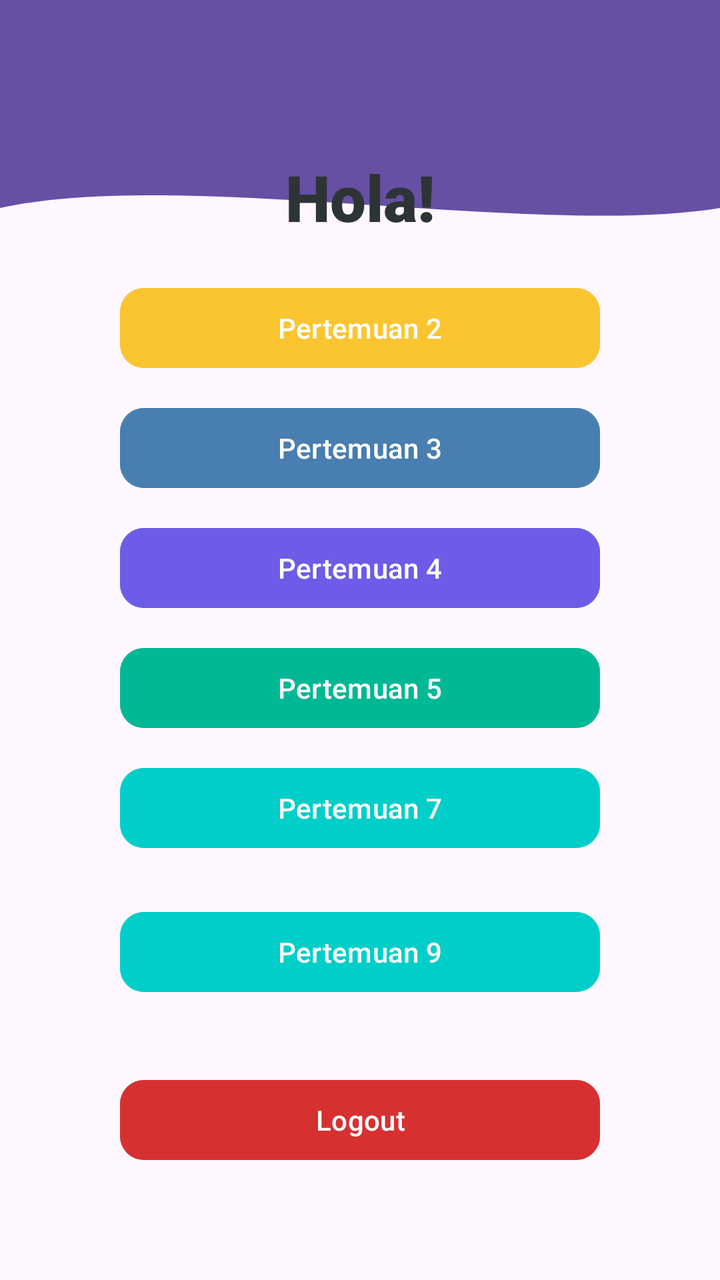
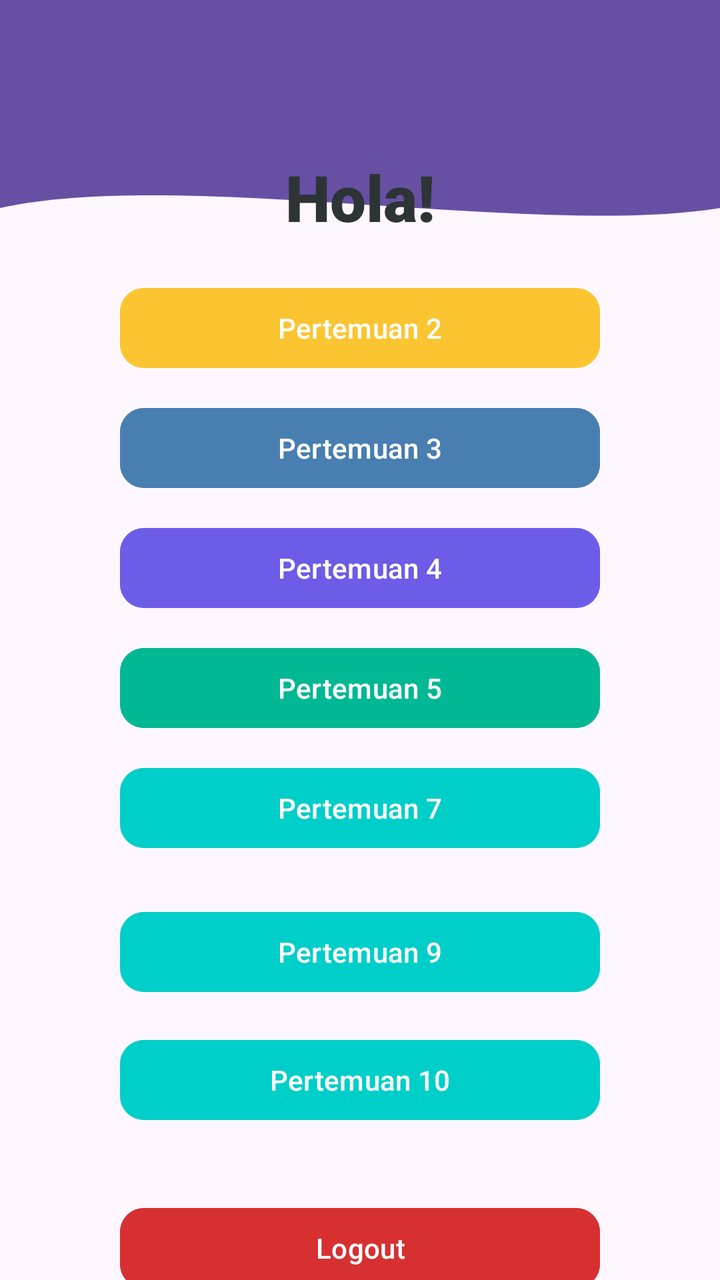

Before-and-after screenshots of an Android layout around one commit, followed by the original layout XML and the change that was made.
<!-- AndroidManifest.xml: application theme Theme.AnaCoffe -->
<!-- res/layout/fragment_home.xml -->
<?xml version="1.0" encoding="utf-8"?>
<androidx.constraintlayout.widget.ConstraintLayout xmlns:tools="http://schemas.android.com/tools"
    xmlns:android="http://schemas.android.com/apk/res/android"
    android:layout_width="match_parent"
    android:layout_height="match_parent"
    xmlns:app="http://schemas.android.com/apk/res-auto"
    tools:context=".Home.HomeFragment">

    <View
        android:id="@+id/background_header"
        android:layout_width="0dp"
        android:layout_height="100dp"
        android:background="@drawable/bg_header_wave"
        app:layout_constraintStart_toStartOf="parent"
        app:layout_constraintEnd_toEndOf="parent"
        app:layout_constraintTop_toBottomOf="@id/toolbar"/>

    <androidx.appcompat.widget.Toolbar
        android:id="@+id/toolbar"
        android:layout_width="match_parent"
        android:layout_height="?attr/actionBarSize"
        android:background="?attr/colorPrimary"
        app:layout_constraintEnd_toEndOf="parent"
        app:layout_constraintStart_toStartOf="parent"
        app:layout_constraintTop_toTopOf="parent"
        app:subtitleTextColor="@android:color/white"
        app:titleTextColor="@android:color/white" />

    


    <TextView
        android:id="@+id/textView"
        android:layout_width="wrap_content"
        android:layout_height="wrap_content"
        android:fontFamily="sans-serif-black"
        android:text="Hola!"
        android:textColor="#2D3436"
        android:textSize="32sp"
        android:textStyle="bold"
        app:layout_constraintBottom_toBottomOf="parent"
        app:layout_constraintEnd_toEndOf="parent"
        app:layout_constraintStart_toStartOf="parent"
        app:layout_constraintTop_toTopOf="parent"
        app:layout_constraintVertical_bias="0.129" />

    <Button
        android:id="@+id/btnToSecond"
        android:layout_width="0dp"
        android:layout_height="wrap_content"
        android:layout_marginHorizontal="60dp"
        android:layout_marginTop="20dp"
        android:backgroundTint="#FBC531"
        android:text="Pertemuan 2"
        android:textAllCaps="false"
        android:textColor="@android:color/white"
        app:cornerRadius="12dp"
        app:layout_constraintEnd_toEndOf="parent"
        app:layout_constraintStart_toStartOf="parent"
        app:layout_constraintTop_toBottomOf="@+id/textView" />

    <Button
        android:id="@+id/btnToThird"
        android:layout_width="0dp"
        android:layout_height="wrap_content"
        android:layout_marginHorizontal="60dp"
        android:layout_marginTop="12dp"
        android:backgroundTint="#487EB0"
        android:text="Pertemuan 3"
        android:textAllCaps="false"
        android:textColor="@android:color/white"
        app:cornerRadius="12dp"
        app:layout_constraintEnd_toEndOf="parent"
        app:layout_constraintStart_toStartOf="parent"
        app:layout_constraintTop_toBottomOf="@+id/btnToSecond" />

    <Button
        android:id="@+id/btnToFourth"
        android:layout_width="0dp"
        android:layout_height="wrap_content"
        android:layout_marginHorizontal="60dp"
        android:layout_marginTop="12dp"
        android:backgroundTint="#6C5CE7"
        android:text="Pertemuan 4"
        android:textAllCaps="false"
        android:textColor="@android:color/white"
        app:cornerRadius="12dp"
        app:layout_constraintEnd_toEndOf="parent"
        app:layout_constraintStart_toStartOf="parent"
        app:layout_constraintTop_toBottomOf="@+id/btnToThird" />

    <Button
        android:id="@+id/btnToFifth"
        android:layout_width="0dp"
        android:layout_height="wrap_content"
        android:layout_marginHorizontal="60dp"
        android:layout_marginTop="12dp"
        android:backgroundTint="#00B894"
        android:text="Pertemuan 5"
        android:textAllCaps="false"
        android:textColor="@android:color/white"
        app:cornerRadius="12dp"
        app:layout_constraintEnd_toEndOf="parent"
        app:layout_constraintStart_toStartOf="parent"
        app:layout_constraintTop_toBottomOf="@+id/btnToFourth" />

    <Button
        android:id="@+id/btnToSeven"
        android:layout_width="0dp"
        android:layout_height="wrap_content"
        android:layout_marginHorizontal="60dp"
        android:layout_marginTop="12dp"
        android:backgroundTint="#00CEC9"
        android:text="Pertemuan 7"
        android:textAllCaps="false"
        android:textColor="@android:color/white"
        app:cornerRadius="12dp"
        app:layout_constraintEnd_toEndOf="parent"
        app:layout_constraintStart_toStartOf="parent"
        app:layout_constraintTop_toBottomOf="@+id/btnToFifth" />


    <Button
        android:id="@+id/btnToNinth"
        android:layout_width="0dp"
        android:layout_height="wrap_content"
        android:layout_marginHorizontal="60dp"
        android:layout_marginTop="84dp"
        android:backgroundTint="#00CEC9"
        android:text="Pertemuan 9"
        android:textAllCaps="false"
        android:textColor="@android:color/white"
        app:cornerRadius="12dp"
        app:layout_constraintEnd_toEndOf="parent"
        app:layout_constraintHorizontal_bias="0.408"
        app:layout_constraintStart_toStartOf="parent"
        app:layout_constraintTop_toBottomOf="@+id/btnToFifth" />

    <Button
        android:id="@+id/btnLogout"
        android:layout_width="0dp"
        android:layout_height="wrap_content"
        android:layout_marginHorizontal="60dp"
        android:layout_marginTop="36dp"
        android:backgroundTint="#D63031"
        android:text="Logout"
        android:textAllCaps="false"
        android:textColor="@android:color/white"
        app:cornerRadius="12dp"
        app:layout_constraintEnd_toEndOf="parent"
        app:layout_constraintStart_toStartOf="parent"
        app:layout_constraintTop_toBottomOf="@+id/btnToNinth" />

</androidx.constraintlayout.widget.ConstraintLayout>
<!-- resources referenced by this layout -->
<resources>
  <!-- drawable bg_header_wave (drawable) -->
  <vector xmlns:android="http://schemas.android.com/apk/res/android"
          android:width="100dp"
          android:height="100dp"
          android:viewportWidth="100"
          android:viewportHeight="100">
  
          
          <path
              android:fillColor="?attr/colorPrimary"
              android:pathData="
              M0,0
              L100,0
              L100,40
              C 75,55
                25,20
                0,40
              Z" />
      </vector>
  <style name="Theme.AnaCoffe" parent="Base.Theme.AnaCoffe" />
  <style name="Base.Theme.AnaCoffe" parent="Theme.Material3.DayNight.NoActionBar">
          
          
      </style>
</resources>

<!-- the commit's change to res/layout/fragment_home.xml (unified diff, before → after) -->
@@ -137,6 +137,21 @@
         app:layout_constraintTop_toBottomOf="@+id/btnToFifth" />
 
     <Button
+        android:id="@+id/btnToTenth"
+        android:layout_width="0dp"
+        android:layout_height="wrap_content"
+        android:layout_marginHorizontal="60dp"
+        android:layout_marginTop="16dp"
+        android:backgroundTint="#00CEC9"
+        android:text="Pertemuan 10"
+        android:textAllCaps="false"
+        android:textColor="@android:color/white"
+        app:cornerRadius="12dp"
+        app:layout_constraintEnd_toEndOf="parent"
+        app:layout_constraintStart_toStartOf="parent"
+        app:layout_constraintTop_toBottomOf="@+id/btnToNinth" />
+
+    <Button
         android:id="@+id/btnLogout"
         android:layout_width="0dp"
         android:layout_height="wrap_content"
@@ -149,6 +164,6 @@
         app:cornerRadius="12dp"
         app:layout_constraintEnd_toEndOf="parent"
         app:layout_constraintStart_toStartOf="parent"
-        app:layout_constraintTop_toBottomOf="@+id/btnToNinth" />
+        app:layout_constraintTop_toBottomOf="@+id/btnToTenth" />
 
 </androidx.constraintlayout.widget.ConstraintLayout>
